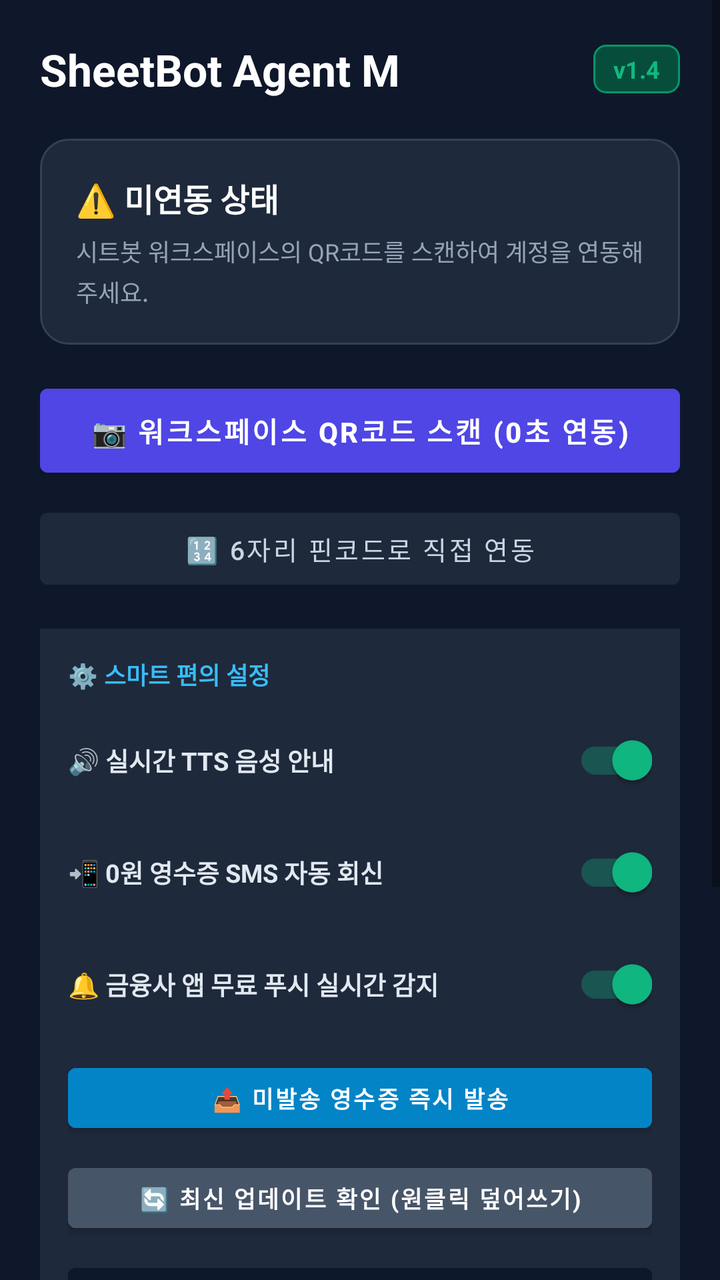
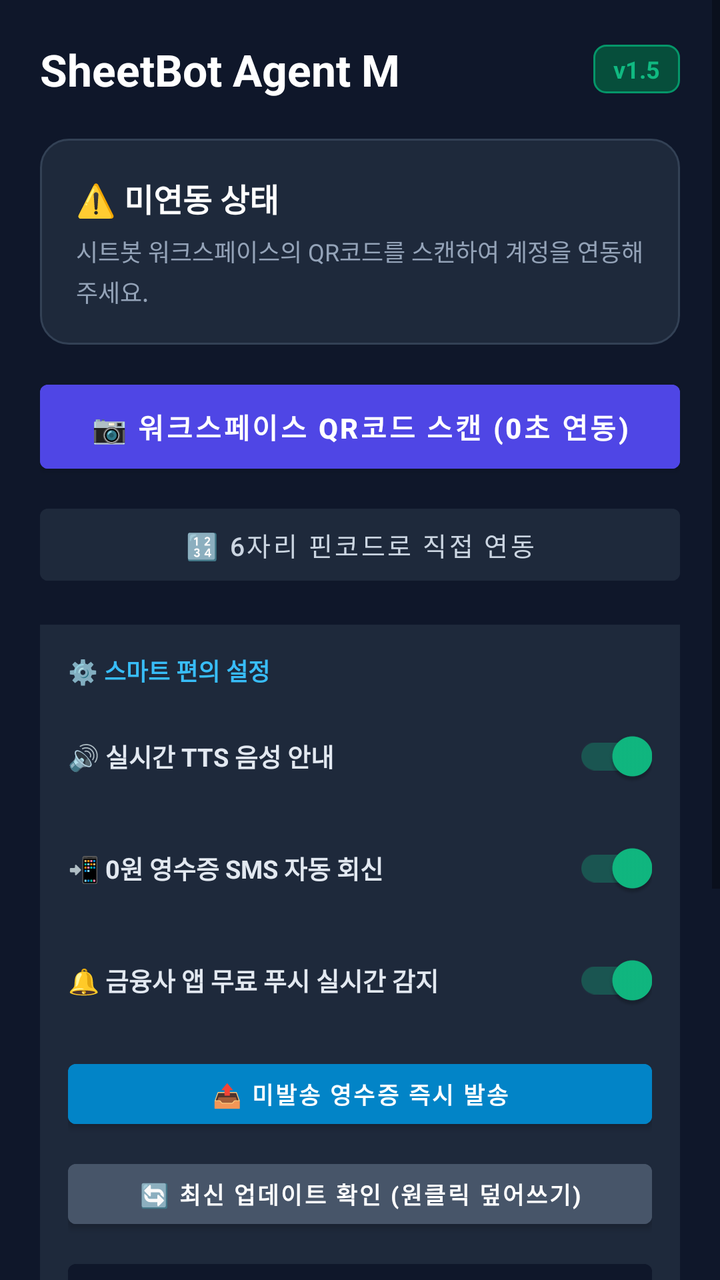

Screens rendered from an Android XML layout before and after an edit, with the pre-edit source and the edit as a unified diff.
<!-- AndroidManifest.xml: application theme Theme.SheetBotDepositAgent -->
<!-- res/layout/activity_main.xml -->
<?xml version="1.0" encoding="utf-8"?>
<FrameLayout xmlns:android="http://schemas.android.com/apk/res/android"
    xmlns:app="http://schemas.android.com/apk/res-auto"
    android:layout_width="match_parent"
    android:layout_height="match_parent"
    android:background="#0F172A">

    <ScrollView
        android:layout_width="match_parent"
        android:layout_height="match_parent"
        android:fillViewport="true">

    <LinearLayout
        android:layout_width="match_parent"
        android:layout_height="wrap_content"
        android:orientation="vertical"
        android:padding="20dp">

        
        <LinearLayout
            android:layout_width="match_parent"
            android:layout_height="wrap_content"
            android:orientation="horizontal"
            android:gravity="center_vertical"
            android:layout_marginBottom="20dp">

            <TextView
                android:layout_width="0dp"
                android:layout_height="wrap_content"
                android:layout_weight="1"
                android:text="SheetBot Agent M"
                android:textColor="#FFFFFF"
                android:textSize="22sp"
                android:textStyle="bold" />

            <TextView
                android:layout_width="wrap_content"
                android:layout_height="wrap_content"
                android:background="@drawable/bg_badge_version"
                android:paddingHorizontal="10dp"
                android:paddingVertical="4dp"
                android:text="v1.4"
                android:textColor="#10B981"
                android:textSize="12sp"
                android:textStyle="bold" />
        </LinearLayout>

        
        <LinearLayout
            android:id="@+id/cardStatus"
            android:layout_width="match_parent"
            android:layout_height="wrap_content"
            android:orientation="vertical"
            android:padding="18dp"
            android:background="@drawable/bg_card_unpaired"
            android:layout_marginBottom="16dp">

            <TextView
                android:id="@+id/tvStatusTitle"
                android:layout_width="wrap_content"
                android:layout_height="wrap_content"
                android:text="⚠️ 미연동 상태"
                android:textColor="#FFFFFF"
                android:textSize="16sp"
                android:textStyle="bold" />

            <TextView
                android:id="@+id/tvStatusDesc"
                android:layout_width="match_parent"
                android:layout_height="wrap_content"
                android:layout_marginTop="6dp"
                android:text="시트봇 워크스페이스의 QR코드를 스캔하여 계정을 연동해 주세요."
                android:textColor="#94A3B8"
                android:textSize="12sp"
                android:lineSpacingExtra="3dp" />
        </LinearLayout>

        
        <Button
            android:id="@+id/btnNotificationPermission"
            android:layout_width="match_parent"
            android:layout_height="wrap_content"
            android:layout_marginBottom="12dp"
            android:backgroundTint="#8B5CF6"
            android:text="🔔 금융사 앱 푸시 감지 권한 허용 (0원 통지)"
            android:textColor="#FFFFFF"
            android:textStyle="bold"
            android:visibility="gone" />

        
        <Button
            android:id="@+id/btnBatteryOpt"
            android:layout_width="match_parent"
            android:layout_height="wrap_content"
            android:layout_marginBottom="16dp"
            android:backgroundTint="#F59E0B"
            android:text="🔋 백그라운드 꺼짐 방지 설정 (배터리 제한 없음)"
            android:textColor="#FFFFFF"
            android:textStyle="bold"
            android:visibility="gone" />

        
        <ProgressBar
            android:id="@+id/progressBar"
            android:layout_width="wrap_content"
            android:layout_height="wrap_content"
            android:layout_gravity="center"
            android:layout_margin="8dp"
            android:visibility="gone" />

        
        <LinearLayout
            android:id="@+id/layoutUnpairedControls"
            android:layout_width="match_parent"
            android:layout_height="wrap_content"
            android:orientation="vertical"
            android:layout_marginBottom="16dp">

            <Button
                android:id="@+id/btnScanQr"
                android:layout_width="match_parent"
                android:layout_height="54dp"
                android:backgroundTint="#4F46E5"
                android:text="📷 워크스페이스 QR코드 스캔 (0초 연동)"
                android:textColor="#FFFFFF"
                android:textSize="14sp"
                android:textStyle="bold"
                android:layout_marginBottom="8dp" />

            <Button
                android:id="@+id/btnManualPin"
                android:layout_width="match_parent"
                android:layout_height="48dp"
                android:backgroundTint="#1E293B"
                android:text="🔢 6자리 핀코드로 직접 연동"
                android:textColor="#CBD5E1"
                android:textSize="13sp" />
        </LinearLayout>

        
        <LinearLayout
            android:id="@+id/layoutPairedControls"
            android:layout_width="match_parent"
            android:layout_height="wrap_content"
            android:orientation="vertical"
            android:layout_marginBottom="16dp"
            android:visibility="gone">

            <Button
                android:id="@+id/btnTestDeposit"
                android:layout_width="match_parent"
                android:layout_height="50dp"
                android:backgroundTint="#059669"
                android:text="🧪 카카오뱅크 가상 입금 SMS 테스트 (5,000원)"
                android:textColor="#FFFFFF"
                android:textSize="13sp"
                android:textStyle="bold"
                android:layout_marginBottom="8dp" />

            <Button
                android:id="@+id/btnTestPushDeposit"
                android:layout_width="match_parent"
                android:layout_height="50dp"
                android:backgroundTint="#2563EB"
                android:text="🧪 토스/카카오뱅크 가상 앱 푸시 테스트"
                android:textColor="#FFFFFF"
                android:textSize="13sp"
                android:textStyle="bold"
                android:layout_marginBottom="8dp" />

            <Button
                android:id="@+id/btnUnlink"
                android:layout_width="match_parent"
                android:layout_height="44dp"
                android:backgroundTint="#334155"
                android:text="연동 해제"
                android:textColor="#94A3B8"
                android:textSize="12sp" />
        </LinearLayout>

        
        <LinearLayout
            android:layout_width="match_parent"
            android:layout_height="wrap_content"
            android:orientation="vertical"
            android:background="#1E293B"
            android:padding="14dp"
            android:layout_marginBottom="16dp">

            <TextView
                android:layout_width="wrap_content"
                android:layout_height="wrap_content"
                android:text="⚙️ 스마트 편의 설정"
                android:textColor="#38BDF8"
                android:textSize="12sp"
                android:textStyle="bold"
                android:layout_marginBottom="10dp" />

            <LinearLayout
                android:layout_width="match_parent"
                android:layout_height="wrap_content"
                android:orientation="horizontal"
                android:gravity="center_vertical"
                android:layout_marginBottom="8dp">

                <TextView
                    android:layout_width="0dp"
                    android:layout_height="wrap_content"
                    android:layout_weight="1"
                    android:text="🔊 실시간 TTS 음성 안내"
                    android:textColor="#E2E8F0"
                    android:textSize="12.5sp"
                    android:textStyle="bold" />

                <androidx.appcompat.widget.SwitchCompat
                    android:id="@+id/switchTts"
                    android:layout_width="wrap_content"
                    android:layout_height="wrap_content"
                    android:checked="true" />
            </LinearLayout>

            <LinearLayout
                android:layout_width="match_parent"
                android:layout_height="wrap_content"
                android:orientation="horizontal"
                android:gravity="center_vertical"
                android:layout_marginBottom="8dp">

                <TextView
                    android:layout_width="0dp"
                    android:layout_height="wrap_content"
                    android:layout_weight="1"
                    android:text="📲 0원 영수증 SMS 자동 회신"
                    android:textColor="#E2E8F0"
                    android:textSize="12.5sp"
                    android:textStyle="bold" />

                <androidx.appcompat.widget.SwitchCompat
                    android:id="@+id/switchReceiptSms"
                    android:layout_width="wrap_content"
                    android:layout_height="wrap_content"
                    android:checked="true" />
            </LinearLayout>

            <LinearLayout
                android:layout_width="match_parent"
                android:layout_height="wrap_content"
                android:orientation="horizontal"
                android:gravity="center_vertical"
                android:layout_marginBottom="12dp">

                <TextView
                    android:layout_width="0dp"
                    android:layout_height="wrap_content"
                    android:layout_weight="1"
                    android:text="🔔 금융사 앱 무료 푸시 실시간 감지"
                    android:textColor="#E2E8F0"
                    android:textSize="12.5sp"
                    android:textStyle="bold" />

                <androidx.appcompat.widget.SwitchCompat
                    android:id="@+id/switchPushDetection"
                    android:layout_width="wrap_content"
                    android:layout_height="wrap_content"
                    android:checked="true" />
            </LinearLayout>

            <Button
                android:id="@+id/btnSyncPendingReceipts"
                android:layout_width="match_parent"
                android:layout_height="42dp"
                android:backgroundTint="#0284C7"
                android:text="📤 미발송 영수증 즉시 발송"
                android:textColor="#FFFFFF"
                android:textSize="11.5sp"
                android:textStyle="bold"
                android:layout_marginBottom="8dp" />

            <Button
                android:id="@+id/btnCheckUpdate"
                android:layout_width="match_parent"
                android:layout_height="42dp"
                android:backgroundTint="#475569"
                android:text="🔄 최신 업데이트 확인 (원클릭 덮어쓰기)"
                android:textColor="#FFFFFF"
                android:textSize="11.5sp"
                android:textStyle="bold" />

            <Button
                android:id="@+id/btnEnterAod"
                android:layout_width="match_parent"
                android:layout_height="42dp"
                android:backgroundTint="#0F172A"
                android:text="🌙 올웨이즈 블랙 모드 (화면 번인 방지)"
                android:textColor="#94A3B8"
                android:textSize="11.5sp"
                android:textStyle="bold"
                android:layout_marginTop="8dp" />
        </LinearLayout>

        
        <LinearLayout
            android:id="@+id/layoutLastDeposit"
            android:layout_width="match_parent"
            android:layout_height="wrap_content"
            android:orientation="vertical"
            android:background="#1E293B"
            android:padding="14dp"
            android:layout_marginBottom="16dp"
            android:visibility="gone">

            <TextView
                android:layout_width="wrap_content"
                android:layout_height="wrap_content"
                android:text="최근 감지된 입금"
                android:textColor="#38BDF8"
                android:textSize="12sp"
                android:textStyle="bold" />

            <TextView
                android:id="@+id/tvLastDeposit"
                android:layout_width="match_parent"
                android:layout_height="wrap_content"
                android:layout_marginTop="4dp"
                android:text="내역 없음"
                android:textColor="#E2E8F0"
                android:textSize="11sp" />
        </LinearLayout>

        
        <TextView
            android:layout_width="wrap_content"
            android:layout_height="wrap_content"
            android:text="실시간 감지 로그"
            android:textColor="#64748B"
            android:textSize="12sp"
            android:textStyle="bold"
            android:layout_marginBottom="6dp" />

        <TextView
            android:id="@+id/tvLogs"
            android:layout_width="match_parent"
            android:layout_height="180dp"
            android:background="#020617"
            android:padding="12dp"
            android:textColor="#10B981"
            android:textSize="10.5sp"
            android:fontFamily="monospace"
            android:text="대기 중... 은행 입금 문자가 오면 자동으로 웹훅 전송됩니다.\n" />

    </LinearLayout>
    </ScrollView>

    
    <FrameLayout
        android:id="@+id/layoutAod"
        android:layout_width="match_parent"
        android:layout_height="match_parent"
        android:background="#000000"
        android:clickable="true"
        android:focusable="true"
        android:visibility="gone">

        <LinearLayout
            android:id="@+id/containerAodContent"
            android:layout_width="wrap_content"
            android:layout_height="wrap_content"
            android:layout_gravity="center"
            android:orientation="vertical"
            android:gravity="center">

            
            <View
                android:layout_width="8dp"
                android:layout_height="8dp"
                android:background="@drawable/bg_badge_version"
                android:backgroundTint="#10B981"
                android:layout_marginBottom="12dp" />

            <TextView
                android:id="@+id/tvAodClock"
                android:layout_width="wrap_content"
                android:layout_height="wrap_content"
                android:text="12:00"
                android:textColor="#334155"
                android:textSize="36sp"
                android:fontFamily="sans-serif-thin"
                android:textStyle="bold" />

            <TextView
                android:layout_width="wrap_content"
                android:layout_height="wrap_content"
                android:layout_marginTop="4dp"
                android:text="SheetBot 24H 입금 감지 중"
                android:textColor="#1E293B"
                android:textSize="11sp" />

            <TextView
                android:layout_width="wrap_content"
                android:layout_height="wrap_content"
                android:layout_marginTop="24dp"
                android:text="화면을 두 번 탭하면 복귀합니다"
                android:textColor="#1E293B"
                android:textSize="10sp" />
        </LinearLayout>
    </FrameLayout>
</FrameLayout>
<!-- resources referenced by this layout -->
<resources>
  <!-- drawable bg_badge_version (drawable) -->
  <?xml version="1.0" encoding="utf-8"?>
  <shape xmlns:android="http://schemas.android.com/apk/res/android"
      android:shape="rectangle">
      <corners android:radius="6dp" />
      <solid android:color="#064E3B" />
      <stroke android:width="1dp" android:color="#059669" />
  </shape>
  <!-- drawable bg_card_unpaired (drawable) -->
  <?xml version="1.0" encoding="utf-8"?>
  <shape xmlns:android="http://schemas.android.com/apk/res/android"
      android:shape="rectangle">
      <corners android:radius="14dp" />
      <solid android:color="#1E293B" />
      <stroke android:width="1dp" android:color="#334155" />
  </shape>
  <style name="Theme.SheetBotDepositAgent" parent="Theme.MaterialComponents.DayNight.NoActionBar">
          <item name="colorPrimary">@color/purple_500</item>
          <item name="colorPrimaryVariant">@color/purple_700</item>
          <item name="colorOnPrimary">@color/white</item>
          <item name="colorSecondary">@color/teal_200</item>
          <item name="colorSecondaryVariant">@color/teal_700</item>
          <item name="colorOnSecondary">@color/black</item>
          <item name="android:statusBarColor">#0F172A</item>
      </style>
  <color name="purple_500">#4F46E5</color>
  <color name="purple_700">#4338CA</color>
  <color name="white">#FFFFFFFF</color>
  <color name="teal_200">#10B981</color>
  <color name="teal_700">#059669</color>
  <color name="black">#000000</color>
</resources>

<!-- the commit's change to res/layout/activity_main.xml (unified diff, before → after) -->
@@ -39,7 +39,7 @@
                 android:background="@drawable/bg_badge_version"
                 android:paddingHorizontal="10dp"
                 android:paddingVertical="4dp"
-                android:text="v1.4"
+                android:text="v1.5"
                 android:textColor="#10B981"
                 android:textSize="12sp"
                 android:textStyle="bold" />
@@ -53,7 +53,7 @@
             android:orientation="vertical"
             android:padding="18dp"
             android:background="@drawable/bg_card_unpaired"
-            android:layout_marginBottom="16dp">
+            android:layout_marginBottom="14dp">
 
             <TextView
                 android:id="@+id/tvStatusTitle"
@@ -73,6 +73,53 @@
                 android:textColor="#94A3B8"
                 android:textSize="12sp"
                 android:lineSpacingExtra="3dp" />
+        </LinearLayout>
+
+        
+        <LinearLayout
+            android:id="@+id/layoutServerMonitor"
+            android:layout_width="match_parent"
+            android:layout_height="wrap_content"
+            android:orientation="vertical"
+            android:background="#1E293B"
+            android:padding="14dp"
+            android:layout_marginBottom="14dp"
+            android:visibility="gone">
+
+            <LinearLayout
+                android:layout_width="match_parent"
+                android:layout_height="wrap_content"
+                android:orientation="horizontal"
+                android:gravity="center_vertical"
+                android:layout_marginBottom="6dp">
+
+                <TextView
+                    android:id="@+id/tvServerStatus"
+                    android:layout_width="0dp"
+                    android:layout_height="wrap_content"
+                    android:layout_weight="1"
+                    android:text="🌐 서버 통신: 🟢 정상 가동 (sheetbot.cloud)"
+                    android:textColor="#E2E8F0"
+                    android:textSize="12.5sp"
+                    android:textStyle="bold" />
+
+                <Button
+                    android:id="@+id/btnRefreshServerStatus"
+                    android:layout_width="wrap_content"
+                    android:layout_height="34dp"
+                    android:backgroundTint="#334155"
+                    android:text="🔄 재점검"
+                    android:textColor="#38BDF8"
+                    android:textSize="11sp" />
+            </LinearLayout>
+
+            <TextView
+                android:id="@+id/tvPendingDepositQueue"
+                android:layout_width="match_parent"
+                android:layout_height="wrap_content"
+                android:text="📥 오프라인 안전 대기열: 0건 보관 중"
+                android:textColor="#94A3B8"
+                android:textSize="12sp" />
         </LinearLayout>
 
         
@@ -147,25 +194,13 @@
             android:visibility="gone">
 
             <Button
-                android:id="@+id/btnTestDeposit"
-                android:layout_width="match_parent"
-                android:layout_height="50dp"
-                android:backgroundTint="#059669"
-                android:text="🧪 카카오뱅크 가상 입금 SMS 테스트 (5,000원)"
-                android:textColor="#FFFFFF"
-                android:textSize="13sp"
-                android:textStyle="bold"
-                android:layout_marginBottom="8dp" />
-
-            <Button
-                android:id="@+id/btnTestPushDeposit"
-                android:layout_width="match_parent"
-                android:layout_height="50dp"
-                android:backgroundTint="#2563EB"
-                android:text="🧪 토스/카카오뱅크 가상 앱 푸시 테스트"
-                android:textColor="#FFFFFF"
-                android:textSize="13sp"
-                android:textStyle="bold"
+                android:id="@+id/btnSyncPendingDeposits"
+                android:layout_width="match_parent"
+                android:layout_height="46dp"
+                android:backgroundTint="#1E293B"
+                android:text="📥 오프라인 대기열 서버 즉시 전송"
+                android:textColor="#38BDF8"
+                android:textSize="12.5sp"
                 android:layout_marginBottom="8dp" />
 
             <Button
